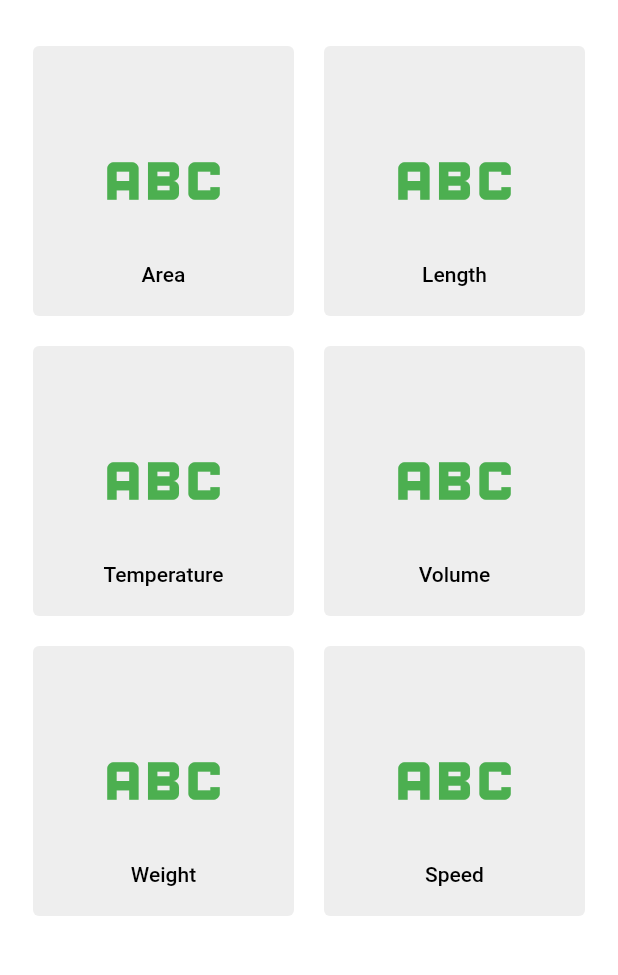
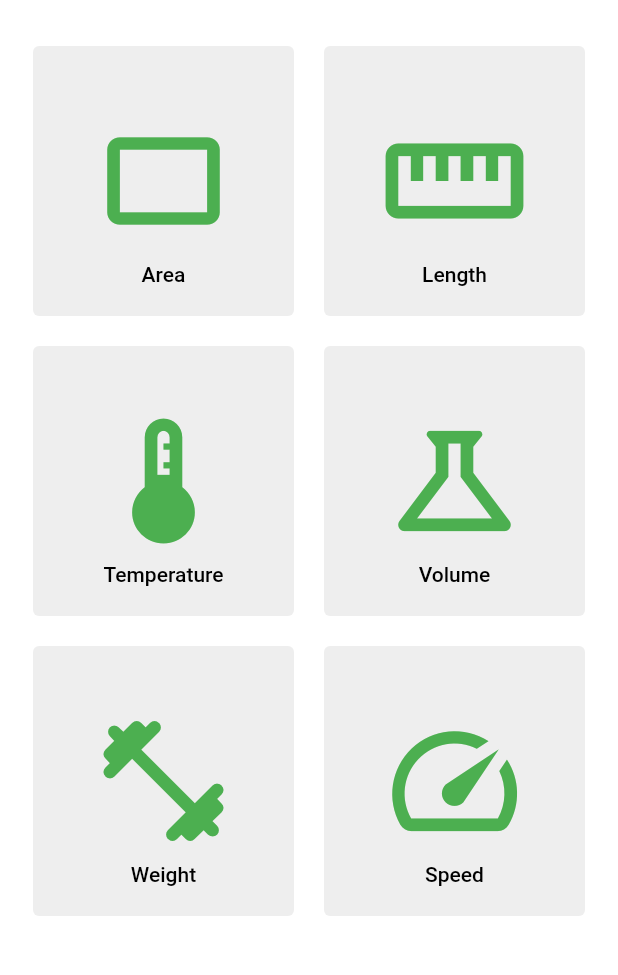
Before and after one commit to Salagoza/converter-app, a Flutter app: the screen it shows after launch, on a phone screen of 412 x 824 dp, the part 107-1082 px from its top. Run offline on Flutter 3.47's test engine with Material 2 defaults, Android fonts, the phone set to English and light mode, and no system bars.

Commit message:
Added icons to for each category

```diff
--- a/lib/components/category_button_action.dart
+++ b/lib/components/category_button_action.dart
@@ -41,6 +41,7 @@ class CategoryButton extends StatelessWidget {
             padding: const EdgeInsets.all(20.0),
           ),
           child: Container(
+
               child: Stack(
             children: <Widget>[
               Align(
--- a/lib/screen/home_page.dart
+++ b/lib/screen/home_page.dart
@@ -36,7 +36,7 @@ class HomePage extends StatelessWidget {
                             color: Color(0xFFEEEEEE),
                             label: "Area",
                             labelColor: Colors.black,
-                            iconData: Icons.abc,
+                            iconData: Icons.crop_landscape_outlined,
                             iconColor: Colors.green,
                             callback: (context) {
                               Navigator.of(context).push(MaterialPageRoute(
@@ -47,7 +47,7 @@ class HomePage extends StatelessWidget {
                             color: Color(0xFFEEEEEE),
                             label: "Length",
                             labelColor: Colors.black,
-                            iconData: Icons.abc,
+                            iconData: Icons.straighten,
                             iconColor: Colors.green,
                             callback: (context) {
                               Navigator.of(context).push(MaterialPageRoute(
@@ -62,7 +62,7 @@ class HomePage extends StatelessWidget {
                             color: Color(0xFFEEEEEE),
                             label: "Temperature",
                             labelColor: Colors.black,
-                            iconData: Icons.abc,
+                            iconData: Icons.thermostat,
                             iconColor: Colors.green,
                             callback: (context) {
                               Navigator.of(context).push(MaterialPageRoute(
@@ -73,7 +73,7 @@ class HomePage extends StatelessWidget {
                             color: Color(0xFFEEEEEE),
                             label: "Volume",
                             labelColor: Colors.black,
-                            iconData: Icons.abc,
+                            iconData: Icons.science_outlined,
                             iconColor: Colors.green,
                             callback: (context) {
                               Navigator.of(context).push(MaterialPageRoute(
@@ -88,7 +88,7 @@ class HomePage extends StatelessWidget {
                             color: Color(0xFFEEEEEE),
                             label: "Weight",
                             labelColor: Colors.black,
-                            iconData: Icons.abc,
+                            iconData: Icons.fitness_center_rounded,
                             iconColor: Colors.green,
                             callback: (context) {
                               Navigator.of(context).push(MaterialPageRoute(
@@ -99,7 +99,7 @@ class HomePage extends StatelessWidget {
                             color: Color(0xFFEEEEEE),
                             label: "Speed",
                             labelColor: Colors.black,
-                            iconData: Icons.abc,
+                            iconData: Icons.speed,
                             iconColor: Colors.green,
                             callback: (context) {
                               Navigator.of(context).push(MaterialPageRoute(
```
